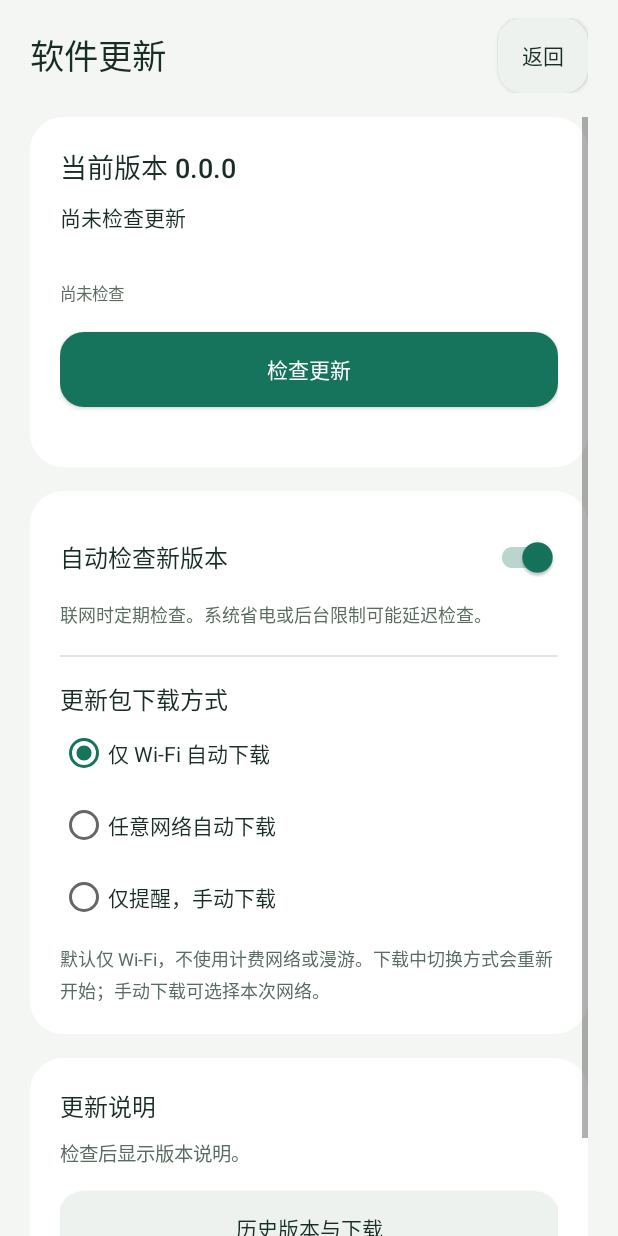
After one commit to 16201323/douyin-skipad, an Android app: the AppUpdateActivity screen opened directly, with no data from a screen before it, on a phone screen of 412 x 824 dp. The commit adds this screen. Run offline under Robolectric (Android 15) with nearby library versions, the phone set to English and light mode, and no system bars.

Commit message:
feat: add automatic release updates with selectable download networks

```diff
--- a/app/build.gradle.kts
+++ b/app/build.gradle.kts
@@ -12,8 +12,8 @@ android {
         applicationId = "com.example.skipad"
         minSdk = 24          // 兼容 Android 7.0+
         targetSdk = 34
-        versionCode = 9
-        versionName = "1.3.0"
+        versionCode = 11
+        versionName = "1.4.1"
         testInstrumentationRunner = "com.example.skipad.UiPreviewInstrumentation"
     }
 
--- /dev/null
+++ b/app/src/main/java/com/example/skipad/AppUpdateActivity.kt
@@ -0,0 +1,221 @@
+package com.example.skipad
+
+import android.content.Intent
+import android.content.ClipData
+import android.content.pm.PackageManager
+import android.net.ConnectivityManager
+import android.net.Uri
+import android.os.Build
+import android.os.Bundle
+import android.os.Handler
+import android.os.Looper
+import android.provider.Settings
+import android.view.View
+import android.widget.Button
+import android.widget.LinearLayout
+import android.widget.ProgressBar
+import android.widget.RadioButton
+import android.widget.RadioGroup
+import android.widget.TextView
+import android.widget.Toast
+import androidx.activity.result.contract.ActivityResultContracts
+import androidx.appcompat.app.AlertDialog
+import androidx.appcompat.widget.SwitchCompat
+import androidx.core.content.FileProvider
+import java.text.SimpleDateFormat
+import java.util.Date
+import java.util.Locale
+import java.util.concurrent.atomic.AtomicBoolean
+
+internal class AppUpdateActivity : SettingsPageActivity() {
+    private val engine get() = AppUpdates.engine(this)
+    private lateinit var status: TextView
+    private lateinit var version: TextView
+    private lateinit var checkedAt: TextView
+    private lateinit var notes: TextView
+    private lateinit var progress: ProgressBar
+    private lateinit var check: Button
+    private lateinit var download: Button
+    private lateinit var install: Button
+    private lateinit var cancel: Button
+    private var busy = false
+    private var resumed = false
+    private var installAfterPermission = false
+    private val refreshing = AtomicBoolean(false)
+    private val handler = Handler(Looper.getMainLooper())
+    private val tick = object : Runnable {
+        override fun run() { refresh(); handler.postDelayed(this, 1500L) }
+    }
+    private val sourcePermission = registerForActivityResult(ActivityResultContracts.StartActivityForResult()) {
+        if (!canInstall()) {
+            installAfterPermission = false
+            Toast.makeText(this, "尚未允许安装更新，可稍后重试", Toast.LENGTH_SHORT).show()
+        } else if (resumed && installAfterPermission) {
+            installAfterPermission = false; requestInstall()
+        }
+    }
+
+    override fun onCreate(savedInstanceState: Bundle?) {
+        super.onCreate(savedInstanceState)
+        installAfterPermission = savedInstanceState?.getBoolean("install_after_permission") ?: false
+        page("软件更新")
+        buildPage()
+        show(engine.view())
+    }
+
+    private fun buildPage() {
+        val current = ui.card()
+        current.addView(ui.label("当前版本 ${engine.currentVersion}", 18f, medium = true))
+        current.addView(ui.space(10))
+        status = ui.label("正在读取更新状态…", 14f)
+        current.addView(status)
+        version = ui.label("", 12f, ui.secondary)
+        current.addView(ui.space(8)); current.addView(version)
+        progress = ProgressBar(this, null, android.R.attr.progressBarStyleHorizontal).apply { max = 100; visibility = View.GONE }
+        current.addView(progress, LinearLayout.LayoutParams(-1, ui.dp(12)).apply { topMargin = ui.dp(14) })
+        checkedAt = ui.label("", 11f, ui.secondary)
+        current.addView(ui.space(10)); current.addView(checkedAt)
+        current.addView(ui.space(18))
+        check = ui.button("检查更新", true) {
+            if (!busy) {
+                busy = true; status.text = "正在检查 GitHub 正式版本…"; check.isEnabled = false
+                AppUpdates.check(this, true) { state -> runOnUiThread { if (!isDestroyed) { busy = false; show(state) } } }
+            }
+        }.apply { tag = "check_update" }
+        current.addView(check, LinearLayout.LayoutParams(-1, -2))
+        val actions = ui.row()
+        download = ui.button("下载更新") { chooseDownloadNetwork() }.apply { tag = "download_update" }
+        install = ui.button("安装更新", true) { requestInstall() }.apply { tag = "install_update" }
+        actions.addView(download, LinearLayout.LayoutParams(0, -2, 1f))
+        actions.addView(install, LinearLayout.LayoutParams(0, -2, 1f).apply { marginStart = ui.dp(8) })
+        current.addView(ui.space(10)); current.addView(actions)
+        cancel = ui.button("取消本次下载") { work { engine.cancel() } }.apply { tag = "cancel_update" }
+        current.addView(ui.space(10)); current.addView(cancel, LinearLayout.LayoutParams(-1, -2))
+        body.addView(current)
+
+        val preferences = ui.card()
+        val automatic = SwitchCompat(this).apply {
+            text = "自动检查新版本"; setTextColor(ui.text); textSize = 16f
+            minimumHeight = ui.dp(48); isChecked = engine.store.automatic; tag = "automatic_update"
+            setOnCheckedChangeListener { _, enabled ->
+                engine.store.automatic = enabled
+                AppUpdateScheduler.onAppOpened(this@AppUpdateActivity)
+            }
+        }
+        preferences.addView(automatic)
+        preferences.addView(ui.space(5))
+        preferences.addView(ui.label("联网时定期检查。系统省电或后台限制可能延迟检查。", 12f, ui.secondary))
+        preferences.addView(ui.space(18)); preferences.addView(ui.divider()); preferences.addView(ui.space(16))
+        preferences.addView(ui.label("更新包下载方式", 16f, medium = true))
+        val networks = RadioGroup(this).apply { orientation = RadioGroup.VERTICAL }
+        UpdateNetwork.values().forEach { network ->
+            networks.addView(RadioButton(this).apply {
+                id = View.generateViewId(); text = network.label; textSize = 14f; setTextColor(ui.text)
+                minHeight = ui.dp(48); tag = "update_network_${network.name}"; isChecked = network == engine.store.network
+                setOnCheckedChangeListener { _, selected -> if (selected) {
+                    // 选择立即持久化；即使检查正在联网也不会丢失用户的新网络偏好。
+                    if (engine.store.network != network) engine.store.cancelledKey = ""
+                    engine.store.network = network
+                    AppUpdates.execute {
+                        val state = engine.applyNetworkPolicy()
+                        runOnUiThread { if (!isDestroyed && !busy) show(state) }
+                    }
+                } }
+            }, RadioGroup.LayoutParams(-1, -2))
+        }
+        preferences.addView(networks)
+        preferences.addView(ui.space(8))
+        preferences.addView(ui.label("默认仅 Wi-Fi，不使用计费网络或漫游。下载中切换方式会重新开始；手动下载可选择本次网络。", 12f, ui.secondary))
+        body.addView(preferences)
+
+        val changes = ui.card()
+        changes.addView(ui.label("更新说明", 16f, medium = true)); changes.addView(ui.space(10))
+        notes = ui.label("检查后显示版本说明。", 13f, ui.secondary).apply { setTextIsSelectable(true) }
+        changes.addView(notes)
+        changes.addView(ui.space(16))
+        changes.addView(ui.button("历史版本与下载") {
+            try { startActivity(Intent(Intent.ACTION_VIEW, Uri.parse(UpdateRelease.RELEASES_URL))) }
+            catch (_: android.content.ActivityNotFoundException) { Toast.makeText(this, "未找到浏览器", Toast.LENGTH_SHORT).show() }
+        }, LinearLayout.LayoutParams(-1, -2))
+        body.addView(changes)
+    }
+
+    private fun show(state: UpdateView) {
+        status.text = state.message
+        version.text = state.release?.let { "最新版本 ${it.version} · ${String.format(Locale.getDefault(), "%.2f MB", it.bytes / 1048576.0)}" }.orEmpty()
+        val last = engine.store.lastCheck
+        checkedAt.text = if (last > 0) "最近检查：" + SimpleDateFormat("MM-dd HH:mm", Locale.getDefault()).format(Date(last)) else "尚未检查"
+        val active = state.phase == UpdatePhase.QUEUED || state.phase == UpdatePhase.DOWNLOADING
+        progress.visibility = if (active) View.VISIBLE else View.GONE
+        progress.isIndeterminate = state.phase == UpdatePhase.QUEUED
+        progress.progress = if (state.total > 0) (100L * state.downloaded / state.total).coerceIn(0, 100).toInt() else 0
+        check.isEnabled = !busy && state.phase != UpdatePhase.CHECKING
+        download.visibility = if (state.release != null && !active && state.phase != UpdatePhase.READY) View.VISIBLE else View.GONE
+        install.visibility = if (state.phase == UpdatePhase.READY) View.VISIBLE else View.GONE
+        cancel.visibility = if (active) View.VISIBLE else View.GONE
+        notes.text = state.release?.notes?.ifBlank { "该版本暂无说明。" } ?: "检查后显示版本说明。"
+    }
+
+    private fun chooseDownloadNetwork() {
+        val metered = getSystemService(ConnectivityManager::class.java).isActiveNetworkMetered
+        if (!metered && engine.store.network == UpdateNetwork.WIFI) { work { engine.startDownload(true) }; return }
+        AlertDialog.Builder(this).setTitle("本次更新下载网络")
+            .setItems(arrayOf("仅使用 Wi-Fi", "允许使用当前网络（可能消耗流量）")) { _, index ->
+                work { engine.startDownload(index == 0) }
+            }.setNegativeButton("取消", null).show()
+    }
+
+    private fun canInstall(): Boolean = Build.VERSION.SDK_INT < 26 || packageManager.canRequestPackageInstalls()
+
+    private fun requestInstall() {
+        if (busy) return
+        if (!canInstall()) {
+            installAfterPermission = true
+            sourcePermission.launch(Intent(Settings.ACTION_MANAGE_UNKNOWN_APP_SOURCES, Uri.parse("package:$packageName")))
+            return
+        }
+        busy = true
+        AppUpdates.execute {
+            val result = runCatching { engine.fileForInstall() }
+            runOnUiThread {
+                if (isDestroyed) return@runOnUiThread
+                busy = false
+                result.onSuccess { file ->
+                    if (resumed) try {
+                        val uri = FileProvider.getUriForFile(this, "$packageName.updates", file)
+                        startActivity(Intent(Intent.ACTION_VIEW).setDataAndType(uri, "application/vnd.android.package-archive")
+                            .addFlags(Intent.FLAG_GRANT_READ_URI_PERMISSION).apply { clipData = ClipData.newRawUri("更新安装包", uri) })
+                    } catch (_: Exception) { Toast.makeText(this, "无法打开系统安装器，请重试", Toast.LENGTH_LONG).show() }
+                }.onFailure { Toast.makeText(this, it.message ?: "安装包验证失败", Toast.LENGTH_LONG).show(); show(engine.view()) }
+            }
+        }
+    }
+
+    private fun refresh() {
+        if (!refreshing.compareAndSet(false, true)) return
+        AppUpdates.execute {
+            try {
+                val state = engine.refresh()
+                runOnUiThread { if (!isDestroyed && resumed && !busy) show(state) }
+            } finally { refreshing.set(false) }
+        }
+    }
+
+    private fun work(action: () -> UpdateView) {
+        if (busy) return
+        busy = true
+        AppUpdates.execute {
+            val state = runCatching(action).getOrElse { engine.store.state(UpdatePhase.ERROR, it.message ?: "操作失败，请重试"); engine.view() }
+            runOnUiThread { if (!isDestroyed) { busy = false; show(state) } }
+        }
+    }
+    override fun onResume() {
+        super.onResume(); resumed = true
+        handler.post(tick)
+        AppUpdateScheduler.onAppOpened(this)
+        if (installAfterPermission && canInstall()) { installAfterPermission = false; requestInstall() }
+    }
+    override fun onPause() { resumed = false; handler.removeCallbacks(tick); super.onPause() }
+    override fun onSaveInstanceState(outState: Bundle) { outState.putBoolean("install_after_permission", installAfterPermission); super.onSaveInstanceState(outState) }
+    override fun onDestroy() { handler.removeCallbacksAndMessages(null); super.onDestroy() }
+}
--- /dev/null
+++ b/app/src/main/java/com/example/skipad/AppUpdateJobs.kt
@@ -0,0 +1,66 @@
+package com.example.skipad
+
+import android.app.DownloadManager
+import android.app.job.JobInfo
+import android.app.job.JobParameters
+import android.app.job.JobScheduler
+import android.app.job.JobService
+import android.content.BroadcastReceiver
+import android.content.ComponentName
+import android.content.Context
+import android.content.Intent
+import java.util.concurrent.ConcurrentHashMap
+
+internal object AppUpdateScheduler {
+    const val PERIODIC = 14001
+    const val FOREGROUND = 14002
+    const val DOWNLOAD = 14003
+    fun onAppOpened(context: Context) {
+        val scheduler = context.getSystemService(JobScheduler::class.java)
+        if (!UpdateStore(context).automatic) {
+            scheduler.cancel(PERIODIC); scheduler.cancel(FOREGROUND); return
+        }
+        val component = ComponentName(context, AppUpdateJobService::class.java)
+        if (scheduler.getPendingJob(PERIODIC) == null) scheduler.schedule(JobInfo.Builder(PERIODIC, component)
+            .setRequiredNetworkType(JobInfo.NETWORK_TYPE_ANY).setPeriodic(12 * 60 * 60 * 1000L)
+            .setPersisted(true).build())
+        val lastCheck = UpdateStore(context).lastCheck
+        val recent = lastCheck > 0 && System.currentTimeMillis() - lastCheck in 0 until AppUpdateEngine.CHECK_INTERVAL
+        if (!recent && scheduler.getPendingJob(FOREGROUND) == null) scheduler.schedule(JobInfo.Builder(FOREGROUND, component)
+            .setRequiredNetworkType(JobInfo.NETWORK_TYPE_ANY).setMinimumLatency(1000L).build())
+    }
+    fun downloadFinished(context: Context) {
+        context.getSystemService(JobScheduler::class.java).schedule(JobInfo.Builder(DOWNLOAD,
+            ComponentName(context, AppUpdateJobService::class.java)).setMinimumLatency(0).build())
+    }
+}
+
+internal class AppUpdateJobService : JobService() {
+    private val active = ConcurrentHashMap<Int, JobParameters>()
+    override fun onStartJob(params: JobParameters): Boolean {
+        active[params.jobId] = params
+        fun finished() { if (active.remove(params.jobId, params)) jobFinished(params, false) }
+        if (params.jobId == AppUpdateScheduler.DOWNLOAD) {
+            AppUpdates.execute { try { AppUpdates.engine(this).refresh() } finally { finished() } }
+        } else AppUpdates.check(this, false) { finished() }
+        return true
+    }
+    override fun onStopJob(params: JobParameters): Boolean { active.remove(params.jobId, params); return true }
+}
+
+internal class AppUpdateDownloadReceiver : BroadcastReceiver() {
+    override fun onReceive(context: Context, intent: Intent) {
+        if (intent.action != DownloadManager.ACTION_DOWNLOAD_COMPLETE) return
+        val id = intent.getLongExtra(DownloadManager.EXTRA_DOWNLOAD_ID, -1)
+        if (id >= 0 && id == UpdateStore(context).downloadId) AppUpdateScheduler.downloadFinished(context)
+    }
+}
+
+internal class AppUpdateReplacedReceiver : BroadcastReceiver() {
+    override fun onReceive(context: Context, intent: Intent) {
+        if (intent.action == Intent.ACTION_MY_PACKAGE_REPLACED) {
+            AppUpdateScheduler.onAppOpened(context)
+            AppUpdateScheduler.downloadFinished(context)
+        }
+    }
+}
--- a/app/src/main/java/com/example/skipad/MainActivity.kt
+++ b/app/src/main/java/com/example/skipad/MainActivity.kt
@@ -156,6 +156,7 @@ class MainActivity : AppCompatActivity() {
 
     override fun onResume() {
         super.onResume()
+        AppUpdateScheduler.onAppOpened(this)
         // 从抖音自动跳过后返回本页，刷新统计数字（今日/本周可能已增加）
         refreshStatsView()
         // 从系统设置返回，刷新权限状态（否则无障碍已开却仍显示 ❌）
@@ -622,6 +623,9 @@ class MainActivity : AppCompatActivity() {
         cardTitle(about, "关于")
         val version = packageManager.getPackageInfo(packageName, 0).versionName ?: ""
         about.addView(ui.label("抖音跳广告助手  ·  $version", 12f, ui.secondary))
+        about.addView(ui.space(12))
+        about.addView(ui.button("软件更新", true) { startActivity(Intent(this, AppUpdateActivity::class.java)) }
+            .apply { tag = "app_update" }, LinearLayout.LayoutParams(-1, -2))
         about.addView(ui.space(8))
         about.addView(ui.label("识别存在覆盖限制，未自动跳过时可手动点击悬浮窗。", 12f, ui.secondary))
         about.addView(ui.space(18)); about.addView(ui.divider()); about.addView(ui.space(16))
@@ -629,7 +633,7 @@ class MainActivity : AppCompatActivity() {
         about.addView(ui.space(6))
         about.addView(ui.label("打开 GitHub Release 列表，自行选择版本并下载 APK。", 12f, ui.secondary))
         about.addView(ui.space(10))
-        val releasesUrl = "https://github.com/16201323/douyin-skipad/releases"
+        val releasesUrl = UpdateRelease.RELEASES_URL
         about.addView(ui.label(releasesUrl, 12f, ui.accent).apply {
             tag = "release_list_url"; setTextIsSelectable(true)
         })
--- /dev/null
+++ b/app/src/main/java/com/example/skipad/UpdateStore.kt
@@ -0,0 +1,39 @@
+package com.example.skipad
+
+import android.content.Context
+
+internal enum class UpdatePhase { IDLE, CHECKING, LATEST, AVAILABLE, QUEUED, DOWNLOADING, READY, ERROR }
+internal data class UpdateView(val phase: UpdatePhase, val message: String, val release: UpdateRelease?,
+    val downloaded: Long = 0, val total: Long = 0)
+
+internal class UpdateStore(context: Context) {
+    private val prefs = context.getSharedPreferences("app_update", Context.MODE_PRIVATE)
+    var automatic: Boolean
+        get() = prefs.getBoolean("automatic", true)
+        set(value) { prefs.edit().putBoolean("automatic", value).apply() }
+    var network: UpdateNetwork
+        get() = runCatching { UpdateNetwork.valueOf(prefs.getString("network", "WIFI")!!) }.getOrDefault(UpdateNetwork.WIFI)
+        set(value) { prefs.edit().putString("network", value.name).apply() }
+    var lastCheck: Long
+        get() = prefs.getLong("last_check", 0)
+        set(value) { prefs.edit().putLong("last_check", value).apply() }
+    var release: UpdateRelease?
+        get() = prefs.getString("release", null)?.let { runCatching { UpdateRelease.parse(it) }.getOrNull() }
+        set(value) { prefs.edit().putString("release", value?.json()).apply() }
+    var downloadId: Long
+        get() = prefs.getLong("download_id", -1)
+        set(value) { prefs.edit().putLong("download_id", value).apply() }
+    var downloadWifiOnly: Boolean
+        get() = prefs.getBoolean("download_wifi", true)
+        set(value) { prefs.edit().putBoolean("download_wifi", value).apply() }
+    var cancelledKey: String
+        get() = prefs.getString("cancelled_key", "").orEmpty()
+        set(value) { prefs.edit().putString("cancelled_key", value).apply() }
+    val phase: UpdatePhase get() = runCatching {
+        UpdatePhase.valueOf(prefs.getString("phase", "IDLE")!!)
+    }.getOrDefault(UpdatePhase.IDLE)
+    val message: String get() = prefs.getString("message", "尚未检查更新").orEmpty()
+    fun state(phase: UpdatePhase, message: String) {
+        prefs.edit().putString("phase", phase.name).putString("message", message).apply()
+    }
+}
--- /dev/null
+++ b/app/src/main/res/xml/update_file_paths.xml
@@ -0,0 +1,3 @@
+<paths xmlns:android="http://schemas.android.com/apk/res/android">
+    <external-files-path name="updates" path="updates/" />
+</paths>
```
Also changed, not shown: app/src/main/AndroidManifest.xml (+16 -0 lines), app/src/main/java/com/example/skipad/AppUpdateEngine.kt (added, +283 -0 lines), app/src/main/java/com/example/skipad/UpdateRelease.kt (added, +79 -0 lines), 5 other files.
